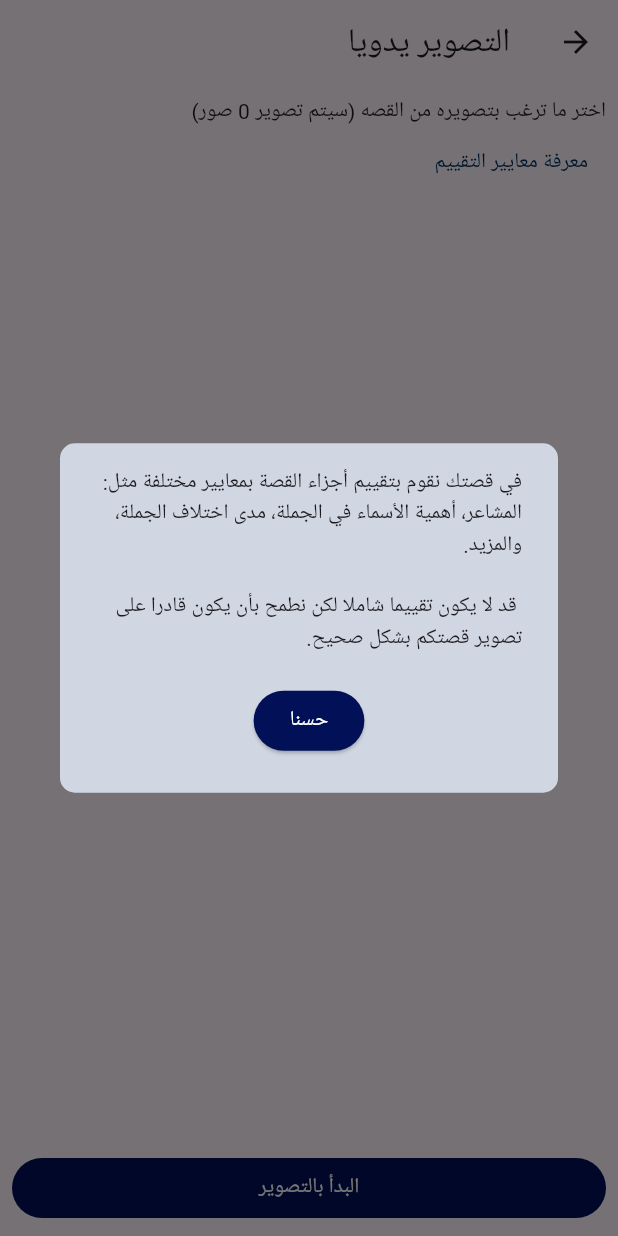
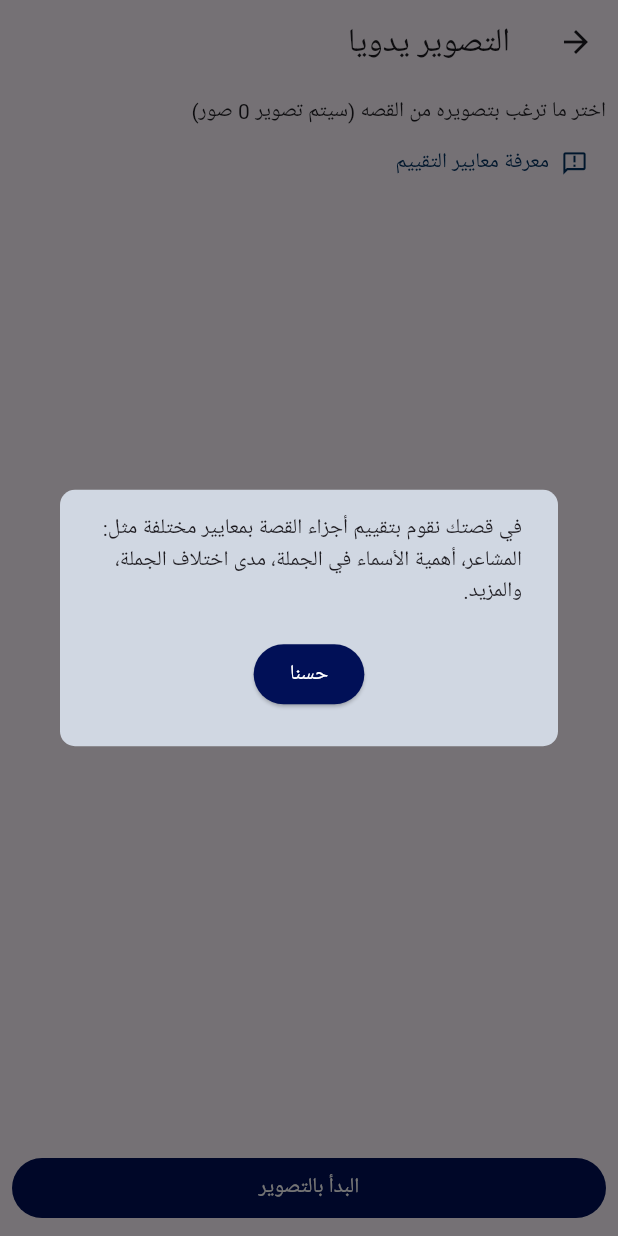
Before and after one commit to Lujain-M02/2023-GP1-6, a Flutter app: the Filtering screen opened directly, after a tap on "معرفة معايير التقييم", on a phone screen of 412 x 824 dp. Run offline on Flutter 3.47's test engine with Material 3 defaults, Android fonts, the phone set to English and light mode, and no system bars; our stand-ins replace animate_do, animated_text_kit, cloud_firestore, curved_navigation_bar, firebase_auth, firebase_core and 7 more; missing offline and left inert: dart_openai, flutter_config; accounts and stored records are empty; Roboto replaces fonts that are missing (Vazirmatn).

Commit message:
add icon and update the text

```diff
--- a/your_story/lib/pages/create_story_pages/processing_illustarting/filtering.dart
+++ b/your_story/lib/pages/create_story_pages/processing_illustarting/filtering.dart
@@ -83,15 +83,17 @@ class _Filtering extends State<Filtering> {
                 crossAxisAlignment: CrossAxisAlignment.start,
                 children: [
                   Text('اختر ما ترغب بتصويره من القصه (سيتم تصوير $totalSelected صور)'),
-                  TextButton(
-                              onPressed: () {
-                                Alert.show(context,
-                                    "في قصتك نقوم بتقييم أجزاء القصة بمعايير مختلفة مثل: المشاعر، أهمية الأسماء في الجملة، مدى اختلاف الجملة، والمزيد. \n\n قد لا يكون تقييما شاملا لكن نطمح بأن يكون قادرا على تصوير قصتكم بشكل صحيح.");
-                              },
-                              child: Text(
-                                "معرفة معايير التقييم",
-                                style: TextStyle(color: YourStoryStyle.s2Color),
-                              )),
+                  TextButton.icon(
+                            onPressed: () {
+                              Alert.show(context,
+                                  "في قصتك نقوم بتقييم أجزاء القصة بمعايير مختلفة مثل: المشاعر، أهمية الأسماء في الجملة، مدى اختلاف الجملة، والمزيد.");
+                            },
+                            label: Text(
+                              "معرفة معايير التقييم",
+                              style: TextStyle(color: YourStoryStyle.s2Color),
+                            ),
+                            icon: Icon(Icons.announcement_outlined,color: YourStoryStyle.s2Color,),
+                            ),
                 ],
               ),
             ),
```
Also changed, not shown: your_story/lib/pages/create_story_pages/processing_illustarting/system_recom.dart (+7 -5 lines).
